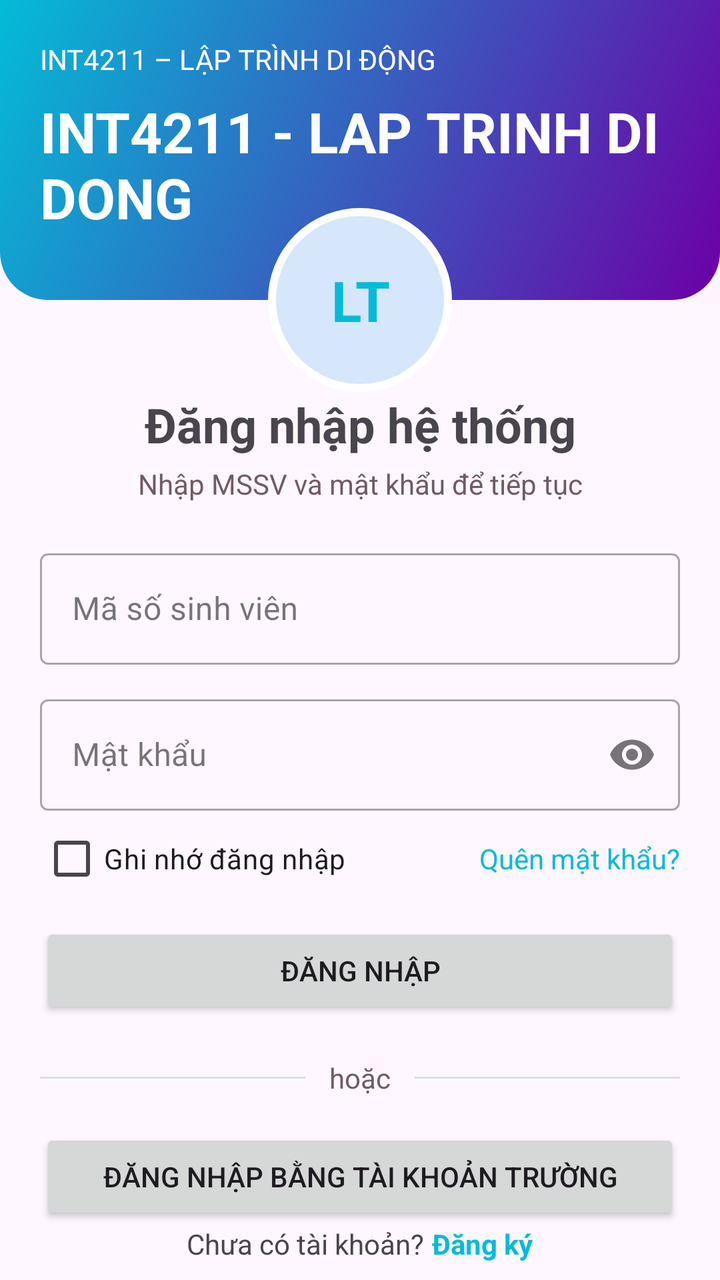
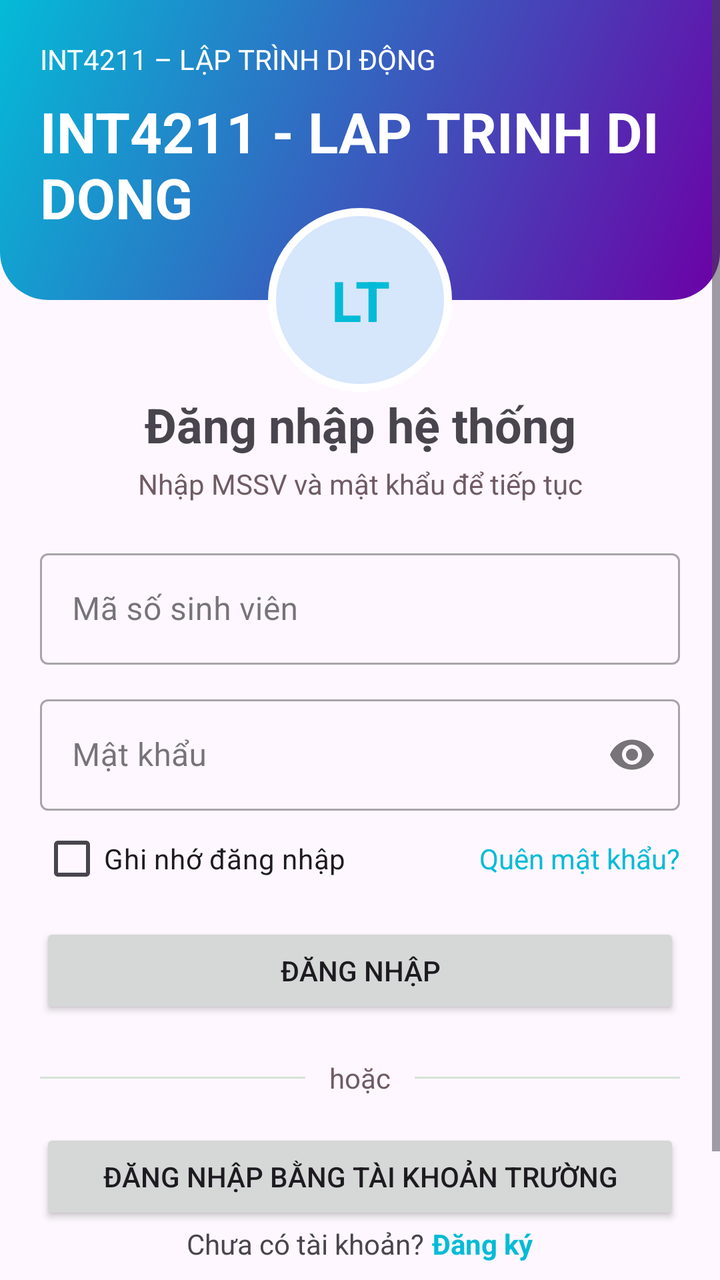

Compare the two renders of this Android layout. The source of the first and the diff that turns it into the second are given below.
<!-- AndroidManifest.xml: application theme Theme.A3_231A290093 -->
<!-- res/layout/activity_main.xml -->
<?xml version="1.0" encoding="utf-8"?>
<ScrollView xmlns:android="http://schemas.android.com/apk/res/android"
    xmlns:app="http://schemas.android.com/apk/res-auto"
    android:id="@+id/main"
    android:layout_width="match_parent"
    android:layout_height="match_parent"
    android:fillViewport="true">

    <LinearLayout
        android:layout_width="match_parent"
        android:layout_height="wrap_content"
        android:orientation="vertical">

        
        <FrameLayout
            android:layout_width="match_parent"
            android:layout_height="196dp">

            <LinearLayout
                android:layout_width="match_parent"
                android:layout_height="150dp"
                android:background="@drawable/bg_header"
                android:orientation="vertical"
                android:padding="20dp">

                <TextView
                    android:layout_width="wrap_content"
                    android:layout_height="wrap_content"
                    android:text="@string/header_kicker"
                    android:textColor="@color/on_primary"
                    android:textSize="14sp" />

                <TextView
                    android:layout_width="wrap_content"
                    android:layout_height="wrap_content"
                    android:layout_marginTop="8dp"
                    android:text="@string/header_title"
                    android:textColor="@color/on_primary"
                    android:textSize="28sp"
                    android:textStyle="bold" />

            </LinearLayout>

            
            <TextView
                android:layout_width="92dp"
                android:layout_height="92dp"
                android:layout_gravity="center_horizontal|bottom"
                android:background="@drawable/bg_avatar"
                android:gravity="center"
                android:text="@string/avatar_text"
                android:textColor="@color/primary"
                android:textSize="28sp"
                android:textStyle="bold" />

        </FrameLayout>

        
        <LinearLayout
            android:layout_width="match_parent"
            android:layout_height="wrap_content"
            android:orientation="vertical"
            android:paddingStart="20dp"
            android:paddingEnd="20dp">

            <TextView
                android:layout_width="match_parent"
                android:layout_height="wrap_content"
                android:gravity="center"
                android:text="@string/login_title"
                android:textSize="24sp"
                android:textStyle="bold" />

            <TextView
                android:layout_width="match_parent"
                android:layout_height="wrap_content"
                android:layout_marginTop="4dp"
                android:gravity="center"
                android:text="@string/login_subtitle"
                android:textColor="@color/muted" />

        </LinearLayout>

        
        <com.google.android.material.textfield.TextInputLayout
            style="@style/Widget.MaterialComponents.TextInputLayout.OutlinedBox"
            android:layout_width="match_parent"
            android:layout_height="wrap_content"
            android:layout_marginStart="20dp"
            android:layout_marginTop="20dp"
            android:layout_marginEnd="20dp"
            android:hint="@string/hint_student_id">

            <com.google.android.material.textfield.TextInputEditText
                android:layout_width="match_parent"
                android:layout_height="wrap_content"
                android:inputType="number" />

        </com.google.android.material.textfield.TextInputLayout>

        
        <com.google.android.material.textfield.TextInputLayout
            style="@style/Widget.MaterialComponents.TextInputLayout.OutlinedBox"
            android:layout_width="match_parent"
            android:layout_height="wrap_content"
            android:layout_marginStart="20dp"
            android:layout_marginTop="12dp"
            android:layout_marginEnd="20dp"
            android:hint="@string/hint_password"
            app:endIconMode="password_toggle">

            <com.google.android.material.textfield.TextInputEditText
                android:layout_width="match_parent"
                android:layout_height="wrap_content"
                android:inputType="textPassword" />

        </com.google.android.material.textfield.TextInputLayout>

        
        <LinearLayout
            android:layout_width="match_parent"
            android:layout_height="wrap_content"
            android:layout_marginStart="20dp"
            android:layout_marginEnd="20dp"
            android:gravity="center_vertical"
            android:orientation="horizontal">

            <CheckBox
                android:layout_width="wrap_content"
                android:layout_height="wrap_content"
                android:text="@string/remember_me" />

            <Space
                android:layout_width="0dp"
                android:layout_height="1dp"
                android:layout_weight="1" />

            <TextView
                android:layout_width="wrap_content"
                android:layout_height="wrap_content"
                android:text="@string/forgot_password"
                android:textColor="@color/primary" />

        </LinearLayout>

        
        <Button
            android:id="@+id/btnLogin"
            android:layout_width="match_parent"
            android:layout_height="wrap_content"
            android:layout_marginStart="20dp"
            android:layout_marginTop="8dp"
            android:layout_marginEnd="20dp"
            android:text="@string/login" />

        
        <LinearLayout
            android:layout_width="match_parent"
            android:layout_height="wrap_content"
            android:layout_marginStart="20dp"
            android:layout_marginTop="20dp"
            android:layout_marginEnd="20dp"
            android:gravity="center_vertical"
            android:orientation="horizontal">

            <View
                android:layout_width="0dp"
                android:layout_height="1dp"
                android:layout_weight="1"
                android:background="@color/divider" />

            <TextView
                android:layout_width="wrap_content"
                android:layout_height="wrap_content"
                android:layout_marginStart="12dp"
                android:layout_marginEnd="12dp"
                android:text="@string/or"
                android:textColor="@color/muted" />

            <View
                android:layout_width="0dp"
                android:layout_height="1dp"
                android:layout_weight="1"
                android:background="@color/divider" />

        </LinearLayout>

        
        <Button
            android:layout_width="match_parent"
            android:layout_height="wrap_content"
            android:layout_marginStart="20dp"
            android:layout_marginTop="16dp"
            android:layout_marginEnd="20dp"
            android:text="@string/login_school" />

        
        <LinearLayout
            android:layout_width="match_parent"
            android:layout_height="wrap_content"
            android:gravity="center"
            android:orientation="horizontal">

            <TextView
                android:layout_width="wrap_content"
                android:layout_height="wrap_content"
                android:text="@string/no_account" />

            <TextView
                android:layout_width="wrap_content"
                android:layout_height="wrap_content"
                android:layout_marginStart="4dp"
                android:text="@string/register"
                android:textColor="@color/primary"
                android:textStyle="bold" />

        </LinearLayout>


    </LinearLayout>

</ScrollView>
<!-- resources referenced by this layout -->
<resources>
  <color name="divider">#D5E3D9</color>
  <color name="muted">#705B63</color>
  <color name="on_primary">#FFFFFF</color>
  <color name="primary">#04BBD7</color>
  <!-- drawable bg_avatar (drawable) -->
  <?xml version="1.0" encoding="utf-8"?>
  <shape xmlns:android="http://schemas.android.com/apk/res/android"
      android:shape="oval">
  
      <solid android:color="@color/primary_container" />
  
      <stroke
          android:width="4dp"
          android:color="@color/surface" />
  
  </shape>
  <!-- drawable bg_header (drawable) -->
  <?xml version="1.0" encoding="utf-8"?>
  <shape xmlns:android="http://schemas.android.com/apk/res/android"
      android:shape="rectangle">
  
      <gradient
          android:angle="315"
          android:endColor="@color/tertiary"
          android:startColor="@color/primary"
          android:type="linear" />
  
      <corners
          android:bottomLeftRadius="24dp"
          android:bottomRightRadius="24dp" />
  
  </shape>
  <string name="avatar_text">LT</string>
  <string name="forgot_password">Quên mật khẩu?</string>
  <string name="header_kicker">INT4211 – LẬP TRÌNH DI ĐỘNG</string>
  <string name="header_title">INT4211 - LAP TRINH DI DONG</string>
  <string name="hint_password">Mật khẩu</string>
  <string name="hint_student_id">Mã số sinh viên</string>
  <string name="login">ĐĂNG NHẬP</string>
  <string name="login_school">Đăng nhập bằng tài khoản trường</string>
  <string name="login_subtitle">Nhập MSSV và mật khẩu để tiếp tục</string>
  <string name="login_title">Đăng nhập hệ thống</string>
  <string name="no_account">Chưa có tài khoản?</string>
  <string name="or">hoặc</string>
  <string name="register">Đăng ký</string>
  <string name="remember_me">Ghi nhớ đăng nhập</string>
  <style name="Theme.A3_231A290093" parent="Base.Theme.A3_231A290093" />
  <color name="primary_container">#D6E6FB</color>
  <color name="surface">#FFFFFF</color>
  <color name="tertiary">#6C00A6</color>
  <style name="Base.Theme.A3_231A290093" parent="Theme.Material3.DayNight.NoActionBar">
          
          
      </style>
</resources>

<!-- the commit's change to res/layout/activity_main.xml (unified diff, before → after) -->
@@ -216,6 +216,16 @@
 
         </LinearLayout>
 
+        
+        <Button
+            android:id="@+id/btnConstraintDemo"
+            android:layout_width="match_parent"
+            android:layout_height="wrap_content"
+            android:layout_marginStart="20dp"
+            android:layout_marginTop="12dp"
+            android:layout_marginEnd="20dp"
+            android:layout_marginBottom="20dp"
+            android:text="Mở ConstraintLayout" />
 
     </LinearLayout>
 
